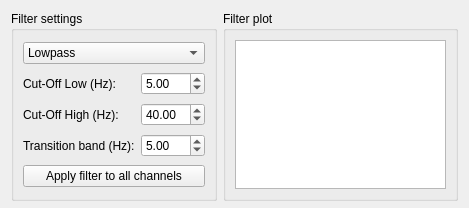
This is applications/mne_browse_raw_qt/Windows/filterwindow.ui in mne-tools/mne-cpp as Qt 5 draws it before an edit. The edited form follows.
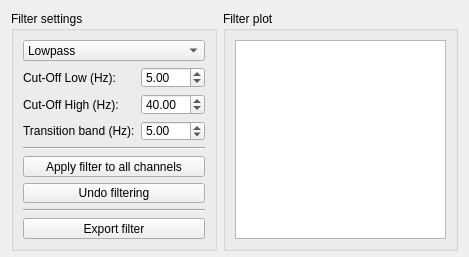
This is the edited form.

Commit message: - filter plot and diagram almost finished

Diff of the .ui file:
```diff
--- a/applications/mne_browse_raw_qt/Windows/filterwindow.ui
+++ b/applications/mne_browse_raw_qt/Windows/filterwindow.ui
@@ -7,11 +7,11 @@
     <x>0</x>
     <y>0</y>
     <width>469</width>
-    <height>208</height>
+    <height>257</height>
    </rect>
   </property>
   <property name="sizePolicy">
-   <sizepolicy hsizetype="MinimumExpanding" vsizetype="Fixed">
+   <sizepolicy hsizetype="MinimumExpanding" vsizetype="Preferred">
     <horstretch>0</horstretch>
     <verstretch>0</verstretch>
    </sizepolicy>
@@ -19,13 +19,13 @@
   <property name="minimumSize">
    <size>
     <width>469</width>
-    <height>208</height>
+    <height>257</height>
    </size>
   </property>
   <property name="maximumSize">
    <size>
     <width>16777215</width>
-    <height>208</height>
+    <height>258</height>
    </size>
   </property>
   <property name="windowTitle">
@@ -46,7 +46,7 @@
      <property name="minimumSize">
       <size>
        <width>0</width>
-       <height>190</height>
+       <height>240</height>
       </size>
      </property>
      <property name="maximumSize">
@@ -112,13 +112,6 @@
         </property>
        </widget>
       </item>
-      <item row="4" column="0" colspan="2">
-       <widget class="QPushButton" name="m_pushButton_applyFilter">
-        <property name="text">
-         <string>Apply filter to all channels</string>
-        </property>
-       </widget>
-      </item>
       <item row="2" column="0">
        <widget class="QLabel" name="m_label_highpass">
         <property name="text">
@@ -126,6 +119,13 @@
         </property>
        </widget>
       </item>
+      <item row="5" column="0" colspan="2">
+       <widget class="QPushButton" name="m_pushButton_applyFilter">
+        <property name="text">
+         <string>Apply filter to all channels</string>
+        </property>
+       </widget>
+      </item>
       <item row="0" column="0" colspan="2">
        <widget class="QComboBox" name="m_comboBox_filterType">
         <property name="sizePolicy">
@@ -151,6 +151,34 @@
         </item>
        </widget>
       </item>
+      <item row="6" column="0" colspan="2">
+       <widget class="QPushButton" name="m_pushButton_undoFiltering">
+        <property name="text">
+         <string>Undo filtering</string>
+        </property>
+       </widget>
+      </item>
+      <item row="7" column="0" colspan="2">
+       <widget class="Line" name="line_2">
+        <property name="orientation">
+         <enum>Qt::Horizontal</enum>
+        </property>
+       </widget>
+      </item>
+      <item row="4" column="0" colspan="2">
+       <widget class="Line" name="line">
+        <property name="orientation">
+         <enum>Qt::Horizontal</enum>
+        </property>
+       </widget>
+      </item>
+      <item row="8" column="0" colspan="2">
+       <widget class="QPushButton" name="m_pushButton_exportFilter">
+        <property name="text">
+         <string>Export filter</string>
+        </property>
+       </widget>
+      </item>
      </layout>
     </widget>
    </item>
@@ -165,13 +193,13 @@
      <property name="minimumSize">
       <size>
        <width>0</width>
-       <height>190</height>
+       <height>240</height>
       </size>
      </property>
      <property name="maximumSize">
       <size>
        <width>16777215</width>
-       <height>190</height>
+       <height>240</height>
       </size>
      </property>
      <property name="title">
```
Left out of the diff: 40 changed lines with no effect on the pictures. The commit also changes 7 other files.
